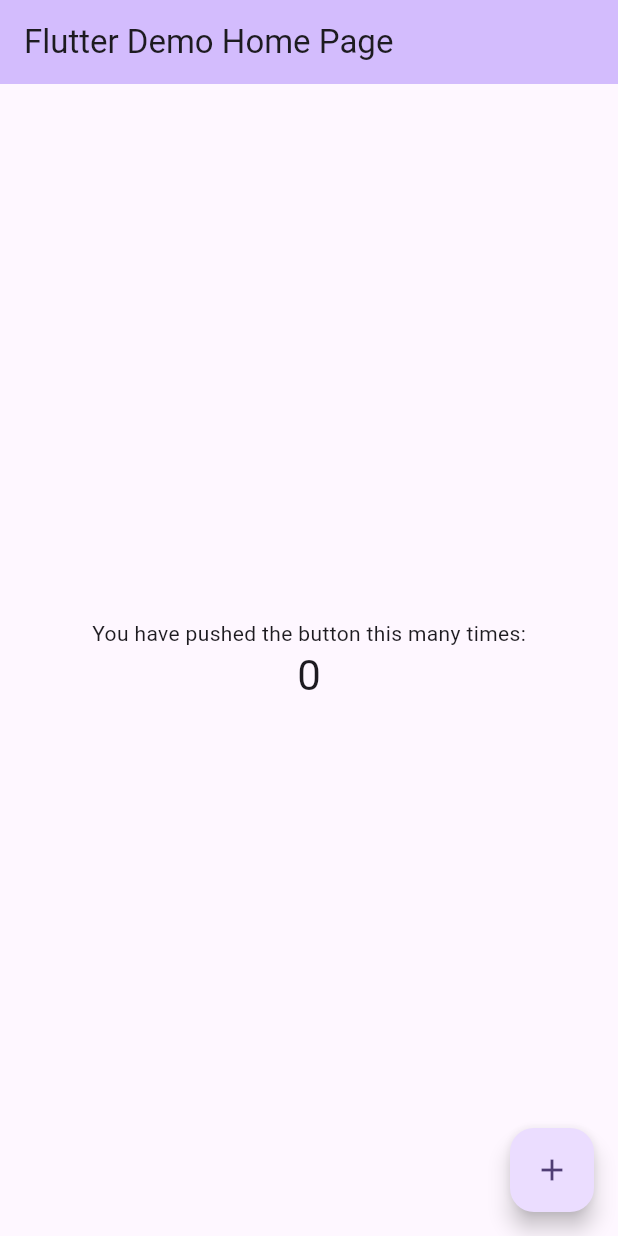
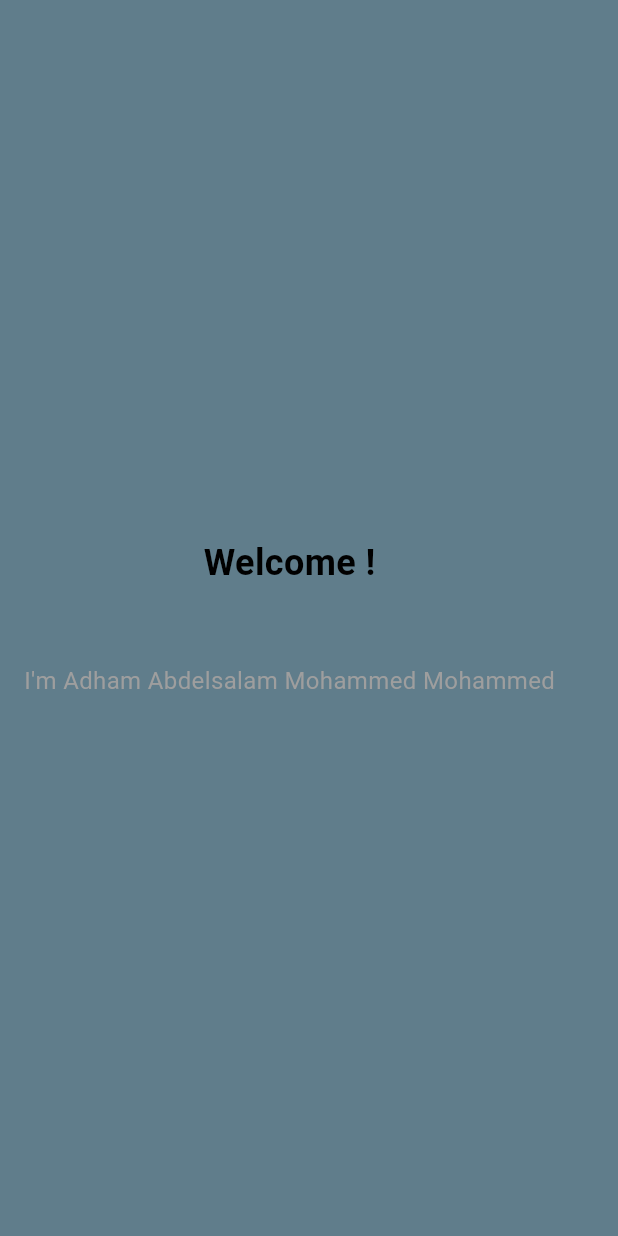
Before and after one commit to Adham167/flutter_task_6, a Flutter app: the screen it shows after launch, on a phone screen of 412 x 824 dp. Run offline on Flutter 3.47's test engine with Material 3 defaults, Android fonts, the phone set to English and light mode, and no system bars.

Commit message:
task 1 : Animated Welcome Header

```diff
--- /dev/null
+++ b/lib/animated_welcome_header.dart
@@ -0,0 +1,59 @@
+import 'package:flutter/material.dart';
+
+class AnimatedWelcomeHeader extends StatelessWidget {
+  const AnimatedWelcomeHeader({super.key});
+
+  @override
+  Widget build(BuildContext context) {
+    return SafeArea(
+      child: Scaffold(
+        backgroundColor: Colors.blueGrey,
+        body: Padding(
+          padding: const EdgeInsets.all(16.0),
+          child: Column(
+            mainAxisAlignment: MainAxisAlignment.center,
+            crossAxisAlignment: CrossAxisAlignment.center,
+            children: [
+              TweenAnimationBuilder(
+                tween: Tween(begin: 0.0, end: 1.0),
+                duration: Duration(seconds: 1),
+                curve: Curves.easeInBack,
+                builder: (context, value, child) {
+                  return Opacity(
+                    opacity: value.clamp(0.0, 1.0),
+                    child: Transform.scale(scale: value, child: child),
+                  );
+                },
+                child: Text(
+                  "Welcome !",
+                  style: TextStyle(
+                    color: Colors.black,
+                    fontSize: 24,
+                    fontWeight: FontWeight.bold,
+                  ),
+                ),
+              ),
+
+              SizedBox(height: 50),
+              TweenAnimationBuilder(
+                tween: Tween(begin: 0.0, end: 1.0),
+                duration: Duration(seconds: 3),
+                curve: Curves.easeInBack,
+                builder: (context, value, child) {
+                  return Opacity(
+                    opacity: value.clamp(0.0, 1.0),
+                    child: Transform.scale(scale: value, child: child),
+                  );
+                },
+                child: Text(
+                  "I'm Adham Abdelsalam Mohammed Mohammed",
+                  style: TextStyle(color: Colors.grey, fontSize: 16),
+                ),
+              ),
+            ],
+          ),
+        ),
+      ),
+    );
+  }
+}
--- a/lib/main.dart
+++ b/lib/main.dart
@@ -1,122 +1,18 @@
 import 'package:flutter/material.dart';
+import 'package:flutter_task_6/animated_welcome_header.dart';
 
 void main() {
-  runApp(const MyApp());
+  runApp(HomePage());
 }
 
-class MyApp extends StatelessWidget {
-  const MyApp({super.key});
+class HomePage extends StatelessWidget {
+  const HomePage({super.key});
 
-  // This widget is the root of your application.
   @override
   Widget build(BuildContext context) {
     return MaterialApp(
-      title: 'Flutter Demo',
-      theme: ThemeData(
-        // This is the theme of your application.
-        //
-        // TRY THIS: Try running your application with "flutter run". You'll see
-        // the application has a purple toolbar. Then, without quitting the app,
-        // try changing the seedColor in the colorScheme below to Colors.green
-        // and then invoke "hot reload" (save your changes or press the "hot
-        // reload" button in a Flutter-supported IDE, or press "r" if you used
-        // the command line to start the app).
-        //
-        // Notice that the counter didn't reset back to zero; the application
-        // state is not lost during the reload. To reset the state, use hot
-        // restart instead.
-        //
-        // This works for code too, not just values: Most code changes can be
-        // tested with just a hot reload.
-        colorScheme: ColorScheme.fromSeed(seedColor: Colors.deepPurple),
-      ),
-      home: const MyHomePage(title: 'Flutter Demo Home Page'),
+      debugShowCheckedModeBanner: false,
+      home:AnimatedWelcomeHeader() ,
     );
   }
 }
-
-class MyHomePage extends StatefulWidget {
-  const MyHomePage({super.key, required this.title});
-
-  // This widget is the home page of your application. It is stateful, meaning
-  // that it has a State object (defined below) that contains fields that affect
-  // how it looks.
-
-  // This class is the configuration for the state. It holds the values (in this
-  // case the title) provided by the parent (in this case the App widget) and
-  // used by the build method of the State. Fields in a Widget subclass are
-  // always marked "final".
-
-  final String title;
-
-  @override
-  State<MyHomePage> createState() => _MyHomePageState();
-}
-
-class _MyHomePageState extends State<MyHomePage> {
-  int _counter = 0;
-
-  void _incrementCounter() {
-    setState(() {
-      // This call to setState tells the Flutter framework that something has
-      // changed in this State, which causes it to rerun the build method below
-      // so that the display can reflect the updated values. If we changed
-      // _counter without calling setState(), then the build method would not be
-      // called again, and so nothing would appear to happen.
-      _counter++;
-    });
-  }
-
-  @override
-  Widget build(BuildContext context) {
-    // This method is rerun every time setState is called, for instance as done
-    // by the _incrementCounter method above.
-    //
-    // The Flutter framework has been optimized to make rerunning build methods
-    // fast, so that you can just rebuild anything that needs updating rather
-    // than having to individually change instances of widgets.
-    return Scaffold(
-      appBar: AppBar(
-        // TRY THIS: Try changing the color here to a specific color (to
-        // Colors.amber, perhaps?) and trigger a hot reload to see the AppBar
-        // change color while the other colors stay the same.
-        backgroundColor: Theme.of(context).colorScheme.inversePrimary,
-        // Here we take the value from the MyHomePage object that was created by
-        // the App.build method, and use it to set our appbar title.
-        title: Text(widget.title),
-      ),
-      body: Center(
-        // Center is a layout widget. It takes a single child and positions it
-        // in the middle of the parent.
-        child: Column(
-          // Column is also a layout widget. It takes a list of children and
-          // arranges them vertically. By default, it sizes itself to fit its
-          // children horizontally, and tries to be as tall as its parent.
-          //
-          // Column has various properties to control how it sizes itself and
-          // how it positions its children. Here we use mainAxisAlignment to
-          // center the children vertically; the main axis here is the vertical
-          // axis because Columns are vertical (the cross axis would be
-          // horizontal).
-          //
-          // TRY THIS: Invoke "debug painting" (choose the "Toggle Debug Paint"
-          // action in the IDE, or press "p" in the console), to see the
-          // wireframe for each widget.
-          mainAxisAlignment: MainAxisAlignment.center,
-          children: <Widget>[
-            const Text('You have pushed the button this many times:'),
-            Text(
-              '$_counter',
-              style: Theme.of(context).textTheme.headlineMedium,
-            ),
-          ],
-        ),
-      ),
-      floatingActionButton: FloatingActionButton(
-        onPressed: _incrementCounter,
-        tooltip: 'Increment',
-        child: const Icon(Icons.add),
-      ), // This trailing comma makes auto-formatting nicer for build methods.
-    );
-  }
-}
```
Also changed, not shown: 1 other file.
